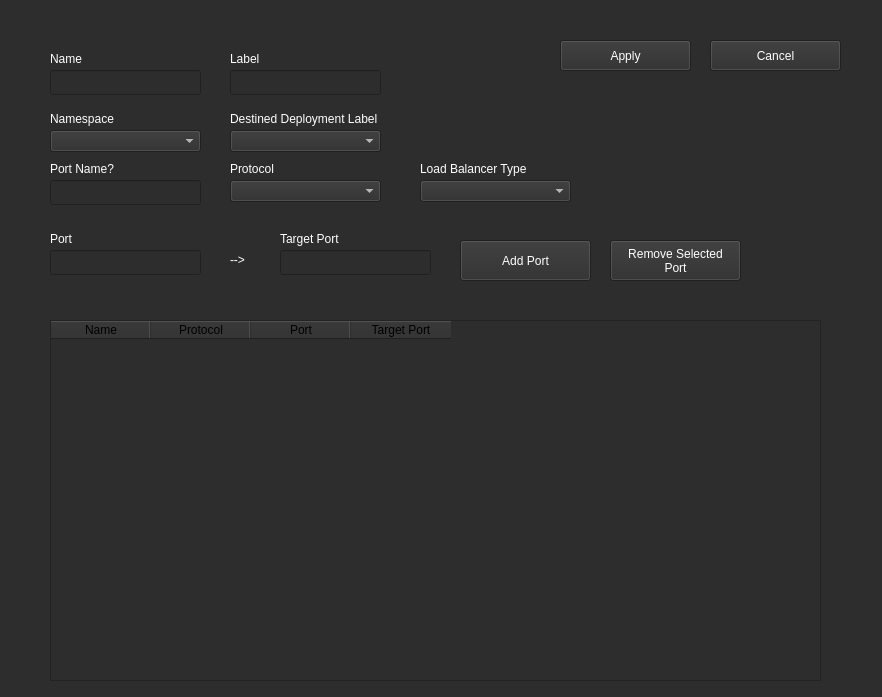
First picture: the form in UI/ServiceConfig.ui, repository monico18/LTI2-Kubernetes-Controller, before the edit.
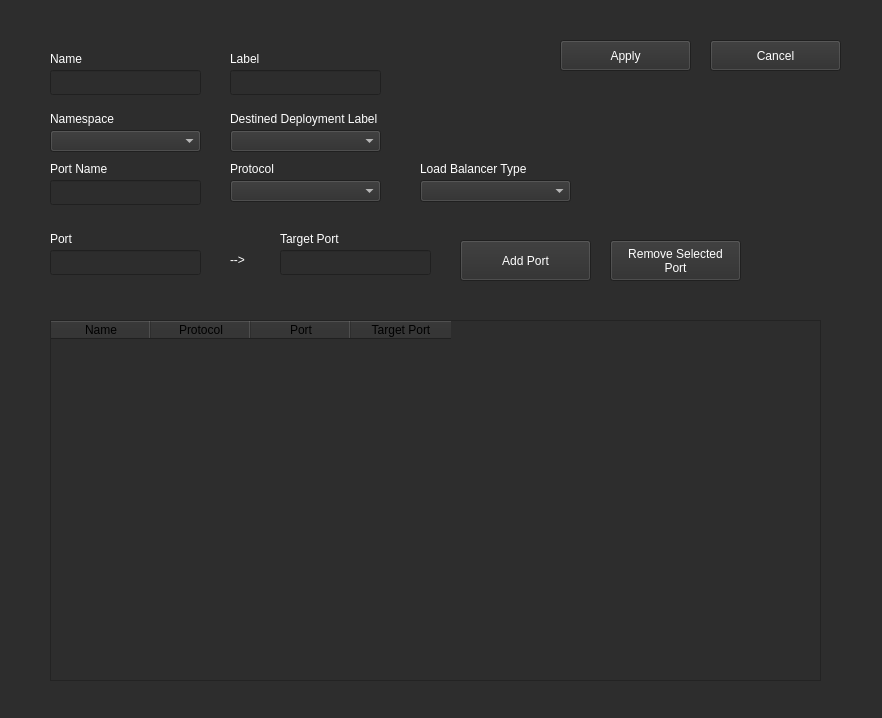
Second picture: the form after the edit.

```diff
--- a/UI/ServiceConfig.ui
+++ b/UI/ServiceConfig.ui
@@ -7,7 +7,7 @@
     <x>0</x>
     <y>0</y>
     <width>882</width>
-    <height>697</height>
+    <height>718</height>
    </rect>
   </property>
   <property name="windowTitle">
@@ -1790,7 +1790,7 @@
     </palette>
    </property>
    <property name="text">
-    <string>Port Name?</string>
+    <string>Port Name</string>
    </property>
   </widget>
   <widget class="QLineEdit" name="line_port_name">
```
